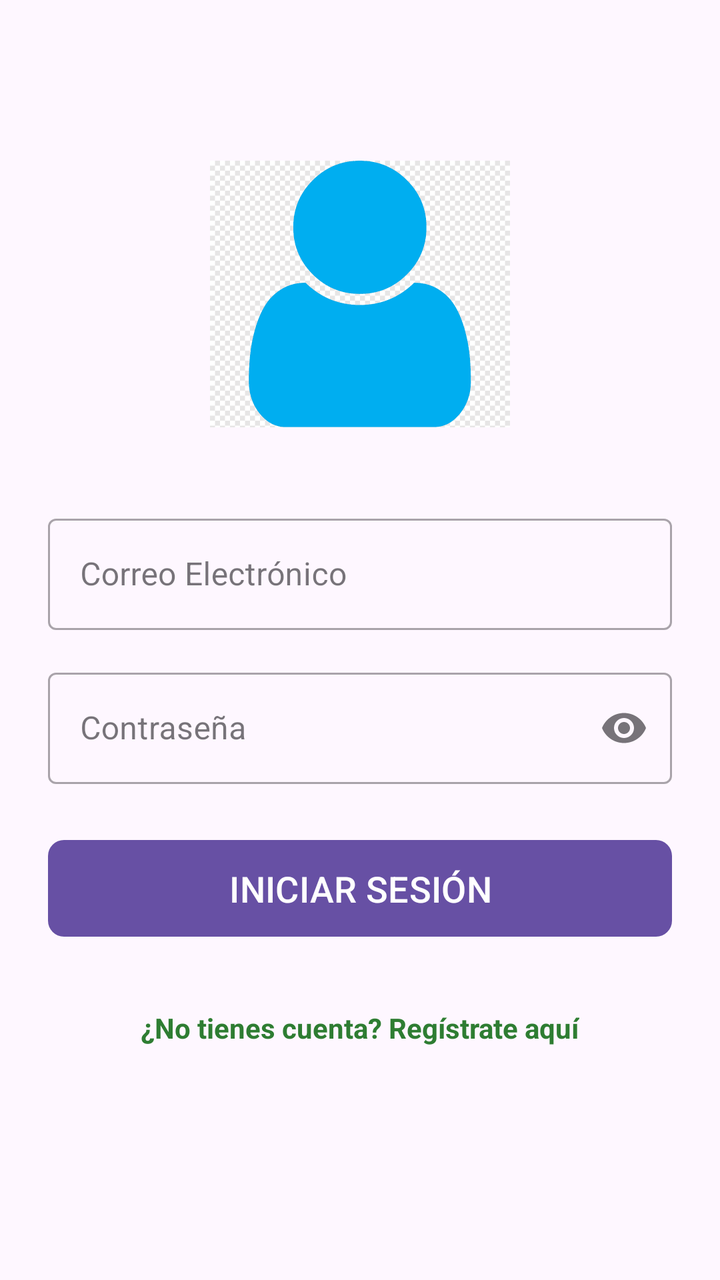
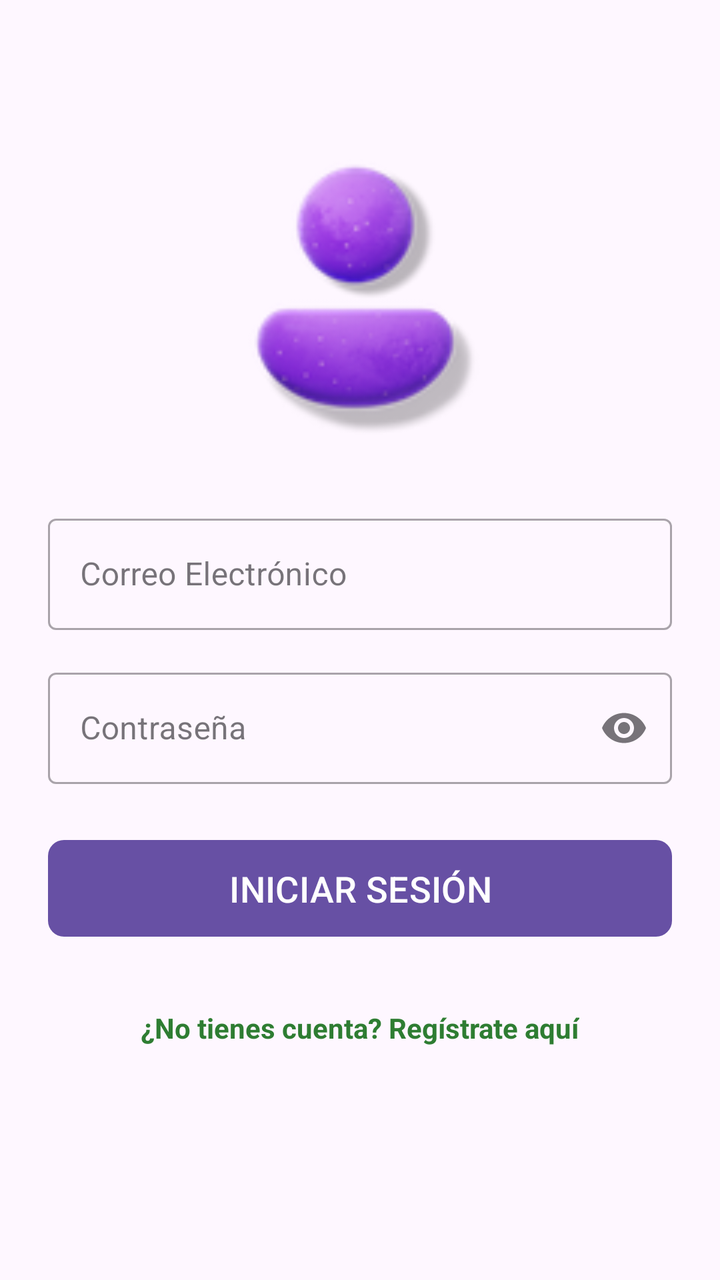

Compare the two renders of this Android layout. The source of the first and the diff that turns it into the second are given below.
<!-- AndroidManifest.xml: application theme Theme.MyApplication -->
<!-- res/layout/activity_login.xml -->
<?xml version="1.0" encoding="utf-8"?>
<androidx.constraintlayout.widget.ConstraintLayout
    xmlns:android="http://schemas.android.com/apk/res/android"
    xmlns:app="http://schemas.android.com/apk/res-auto"
    xmlns:tools="http://schemas.android.com/tools"
    android:layout_width="match_parent"
    android:layout_height="match_parent"
    android:padding="24dp"
    tools:context=".Login">
    <ImageView
        android:id="@+id/img_logo"
        android:layout_width="150dp"
        android:layout_height="150dp"
        android:layout_marginTop="48dp"
        android:src="@drawable/login_blue"
        android:contentDescription="Logo de Marketplace"
        app:layout_constraintEnd_toEndOf="parent"
        app:layout_constraintStart_toStartOf="parent"
        app:layout_constraintTop_toTopOf="parent" />
    <com.google.android.material.textfield.TextInputLayout
        android:id="@+id/til_email"
        style="@style/Widget.MaterialComponents.TextInputLayout.OutlinedBox"
        android:layout_width="0dp"
        android:layout_height="wrap_content"
        android:layout_marginTop="32dp"
        app:layout_constraintEnd_toEndOf="parent"
        app:layout_constraintStart_toStartOf="parent"
        app:layout_constraintTop_toBottomOf="@+id/img_logo">
        <com.google.android.material.textfield.TextInputEditText
            android:id="@+id/et_email"
            android:layout_width="match_parent"
            android:layout_height="wrap_content"
            android:hint="Correo Electrónico"
            android:inputType="textEmailAddress" />
    </com.google.android.material.textfield.TextInputLayout>
    <com.google.android.material.textfield.TextInputLayout
        android:id="@+id/til_password"
        style="@style/Widget.MaterialComponents.TextInputLayout.OutlinedBox"
        android:layout_width="0dp"
        android:layout_height="wrap_content"
        android:layout_marginTop="16dp"
        app:endIconMode="password_toggle"
        app:layout_constraintEnd_toEndOf="parent"
        app:layout_constraintStart_toStartOf="parent"
        app:layout_constraintTop_toBottomOf="@+id/til_email">
        <com.google.android.material.textfield.TextInputEditText
            android:id="@+id/et_password"
            android:layout_width="match_parent"
            android:layout_height="wrap_content"
            android:hint="Contraseña"
            android:inputType="textPassword" />
    </com.google.android.material.textfield.TextInputLayout>
    <Button
        android:id="@+id/btn_login"
        android:layout_width="0dp"
        android:layout_height="wrap_content"
        android:layout_marginTop="24dp"
        android:text="INICIAR SESIÓN"
        android:textSize="18sp"
        android:paddingTop="12dp"
        android:paddingBottom="12dp"
        app:cornerRadius="8dp"
        app:layout_constraintEnd_toEndOf="parent"
        app:layout_constraintStart_toStartOf="parent"
        app:layout_constraintTop_toBottomOf="@+id/til_password" />
    <TextView
        android:id="@+id/tv_link_registro"
        android:layout_width="wrap_content"
        android:layout_height="wrap_content"
        android:layout_marginTop="24dp"
        android:padding="8dp"
        android:text="¿No tienes cuenta? Regístrate aquí"
        android:textColor="@color/verdeEtiqueta"
        android:textStyle="bold"
        app:layout_constraintEnd_toEndOf="parent"
        app:layout_constraintStart_toStartOf="parent"
        app:layout_constraintTop_toBottomOf="@+id/btn_login" />
</androidx.constraintlayout.widget.ConstraintLayout>
<!-- resources referenced by this layout -->
<resources>
  <color name="verdeEtiqueta">#2E7D32</color>
  <!-- drawable login_blue: png bitmap (drawable, 4771 bytes) -->
  <style name="Theme.MyApplication" parent="Base.Theme.MyApplication" />
  <style name="Base.Theme.MyApplication" parent="Theme.Material3.DayNight.NoActionBar">
          
          
      </style>
</resources>

<!-- the commit's change to res/layout/activity_login.xml (unified diff, before → after) -->
@@ -12,7 +12,7 @@
         android:layout_width="150dp"
         android:layout_height="150dp"
         android:layout_marginTop="48dp"
-        android:src="@drawable/login_blue"
+        android:src="@drawable/login"
         android:contentDescription="Logo de Marketplace"
         app:layout_constraintEnd_toEndOf="parent"
         app:layout_constraintStart_toStartOf="parent"
<!-- resource entries referenced after the edit -->
@@ -1,7 +1,7 @@
 <!-- resources referenced by this layout -->
 <resources>
   <color name="verdeEtiqueta">#2E7D32</color>
-  <!-- drawable login_blue: png bitmap (drawable, 4771 bytes) -->
+  <!-- drawable login: png bitmap (drawable, 12537 bytes) -->
   <style name="Theme.MyApplication" parent="Base.Theme.MyApplication" />
   <style name="Base.Theme.MyApplication" parent="Theme.Material3.DayNight.NoActionBar">
           
